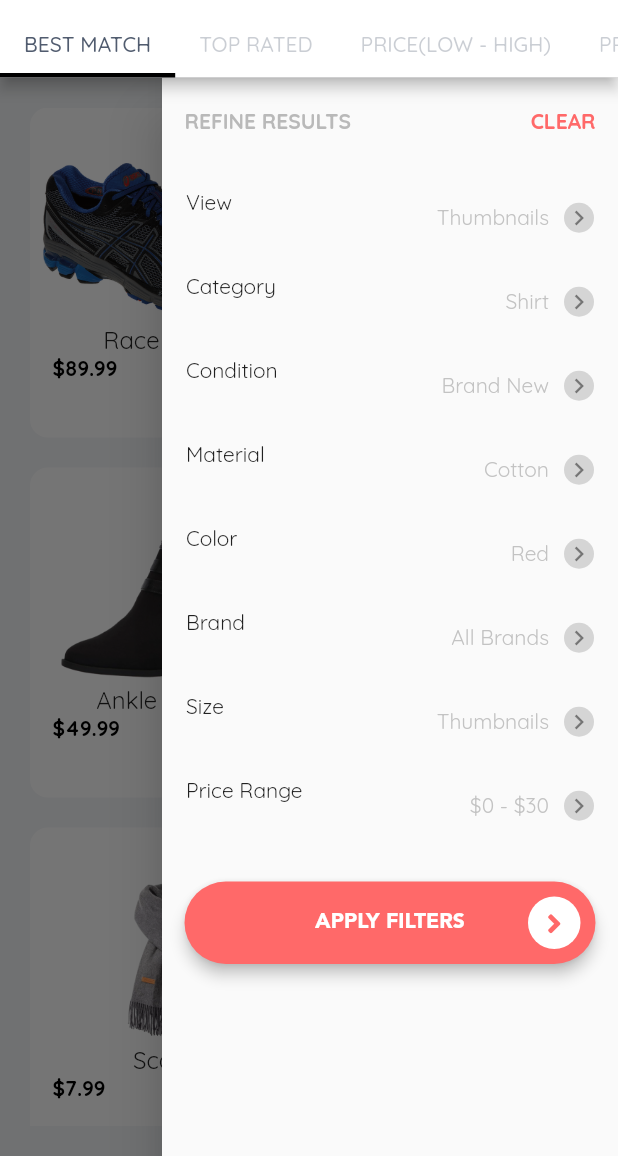
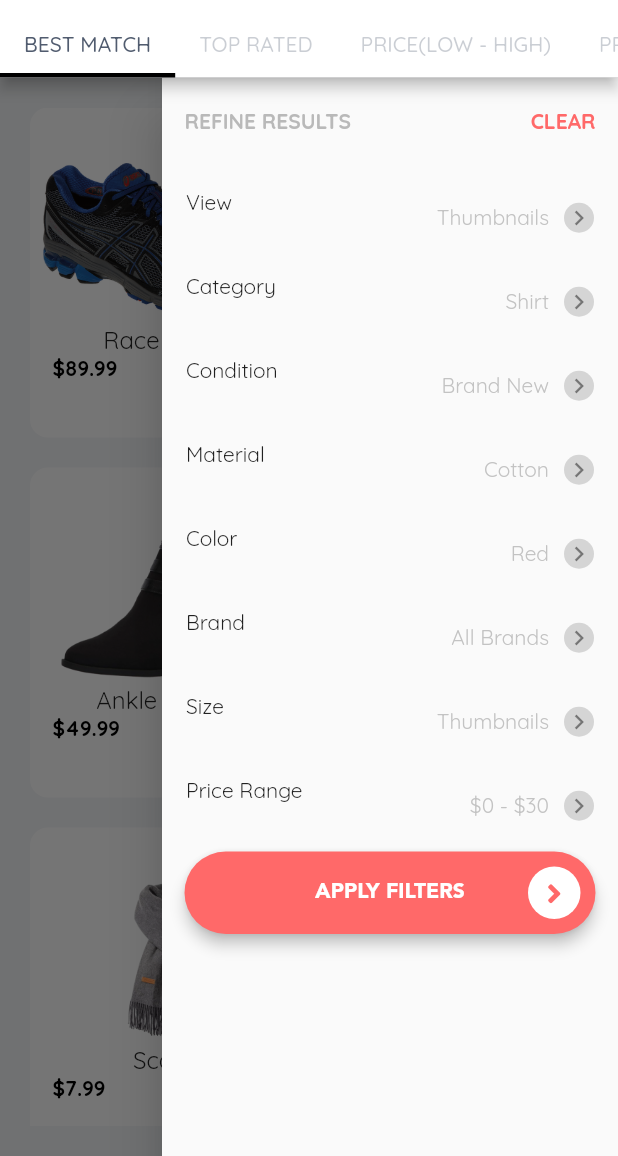
Before and after one commit to vickaw/Ecom-Flutter, a Flutter app: the SearchResultsPage screen opened by its route, with the side drawer open, on a phone screen of 412 x 824 dp, the part 80-1236 px from its top. Run offline on Flutter 3.47's test engine with Material 2 defaults, Android fonts, the phone set to English and light mode, and no system bars; our stand-ins replace flushbar, flutter_html, flutter_rating_bar, flutter_screenutil, font_awesome_flutter, line_icons and 2 more; accounts and stored records are empty; statements that could not run were skipped.

Commit message:
Solved issue #43

```diff
--- a/lib/views/search_results/widgets/filter_drawer.dart
+++ b/lib/views/search_results/widgets/filter_drawer.dart
@@ -16,7 +16,7 @@ class FilterDrawer extends StatelessWidget {
     );
 
     final button = Container(
-      margin: EdgeInsets.only(top: 30.0),
+      margin: EdgeInsets.only(top: 10.0),
        padding: EdgeInsets.symmetric(horizontal: 15.0),
       child:
       CustomButton(text: "Apply Filters", onPressed: (){},),
```
